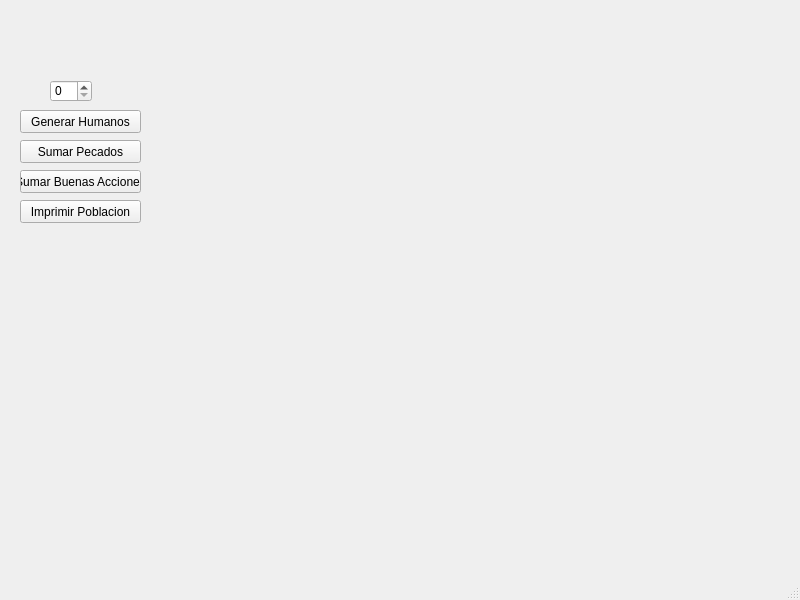
Before: the Qt Designer form mainwindow.ui in ale-777/AvengersGame, drawn with Qt 5.
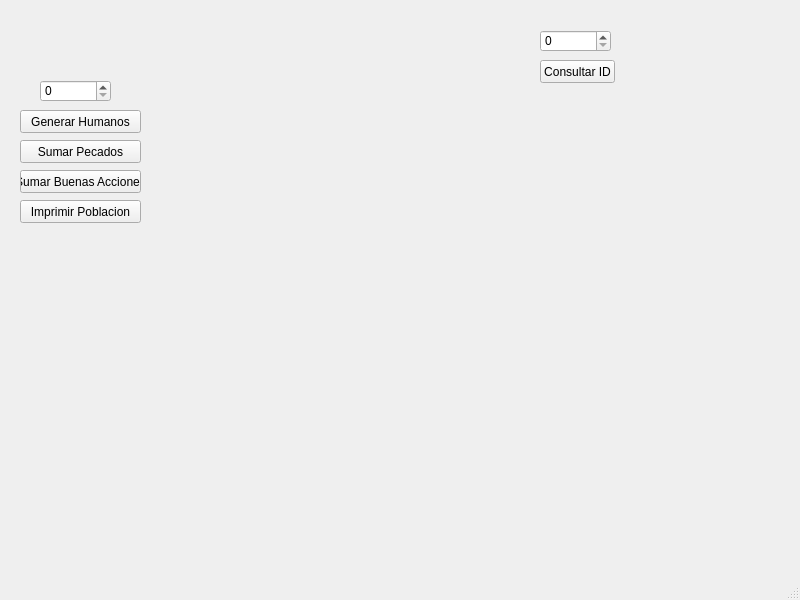
After: the same form once the commit is applied.

```diff
--- a/mainwindow.ui
+++ b/mainwindow.ui
@@ -30,12 +30,15 @@
    <widget class="QSpinBox" name="numeroHumanos">
     <property name="geometry">
      <rect>
-      <x>50</x>
+      <x>40</x>
       <y>80</y>
-      <width>42</width>
+      <width>71</width>
       <height>22</height>
      </rect>
     </property>
+    <property name="maximum">
+     <number>9999999</number>
+    </property>
    </widget>
    <widget class="QPushButton" name="sumarPecados">
     <property name="geometry">
@@ -76,6 +79,32 @@
      <string>Imprimir Poblacion</string>
     </property>
    </widget>
+   <widget class="QSpinBox" name="numeroHumanos_2">
+    <property name="geometry">
+     <rect>
+      <x>540</x>
+      <y>30</y>
+      <width>71</width>
+      <height>22</height>
+     </rect>
+    </property>
+    <property name="maximum">
+     <number>999999999</number>
+    </property>
+   </widget>
+   <widget class="QPushButton" name="pushButton_2">
+    <property name="geometry">
+     <rect>
+      <x>540</x>
+      <y>60</y>
+      <width>75</width>
+      <height>23</height>
+     </rect>
+    </property>
+    <property name="text">
+     <string>Consultar ID</string>
+    </property>
+   </widget>
   </widget>
   <widget class="QMenuBar" name="menubar">
    <property name="geometry">
```
